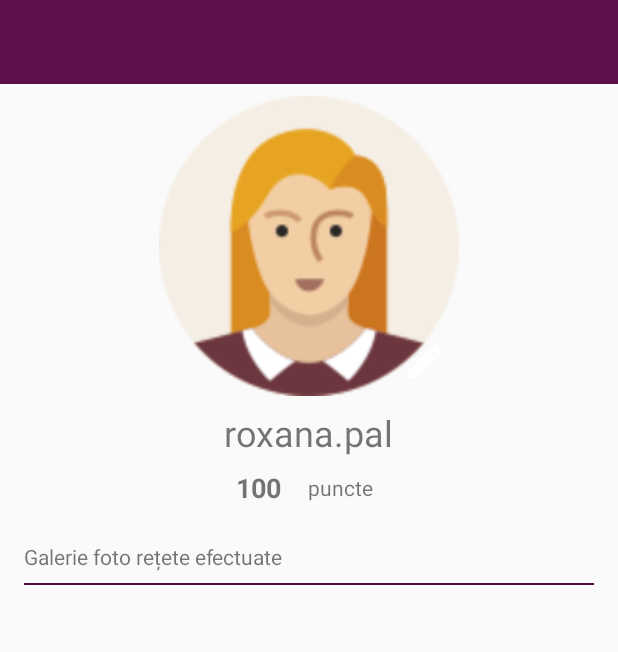
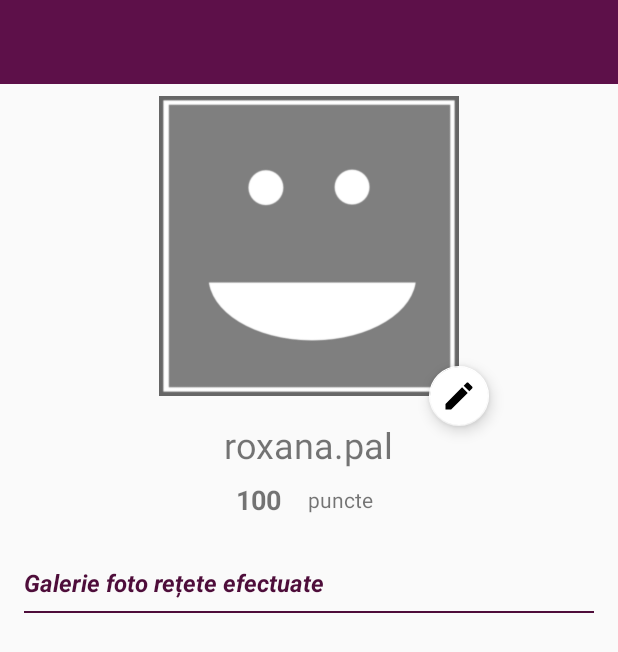
Before and after one commit to roxanapal/BScCookingApp, an Android app: the layout activity_profile.xml on its own in the app's theme, with its tools: preview values and no code run, on a phone screen of 412 x 824 dp. Shown: the top 652 px of the screen. Run offline under Robolectric (Android 15) with nearby library versions, the phone set to English and light mode, and no system bars.

Commit message:
Ready for presentation.

```diff
--- a/app/src/main/AndroidManifest.xml
+++ b/app/src/main/AndroidManifest.xml
@@ -58,7 +58,7 @@
         <activity
             android:name=".FeedbackActivity"
             android:parentActivityName=".MainActivity" />
-        <activity android:name=".UploadPhototActivity" />
+        <activity android:name=".UploadPhotoActivity" />
     </application>
 
 </manifest>
--- a/app/src/main/java/com/easy/cooking/learneat/MainActivity.java
+++ b/app/src/main/java/com/easy/cooking/learneat/MainActivity.java
@@ -63,7 +63,7 @@ public class MainActivity extends AppCompatActivity {
 
     private List<Recipe> recipes = new ArrayList<>();
     private RecipeAdapter adapter;
-    private User user;
+    public static User user;
     private FirebaseUser firebaseUser;
 
     private View headerView;
--- a/app/src/main/java/com/easy/cooking/learneat/StepActivity.java
+++ b/app/src/main/java/com/easy/cooking/learneat/StepActivity.java
@@ -2,14 +2,11 @@ package com.easy.cooking.learneat;
 
 import android.content.Intent;
 import android.os.Bundle;
-import android.os.Parcelable;
-import android.os.PersistableBundle;
 import android.support.annotation.Nullable;
 import android.support.v4.app.FragmentManager;
 import android.support.v7.app.AppCompatActivity;
 import android.support.v7.widget.Toolbar;
 import android.view.MenuItem;
-import android.widget.TextView;
 import android.widget.Toast;
 
 import com.easy.cooking.learneat.models.Recipe;
@@ -78,7 +75,7 @@ public class StepActivity extends AppCompatActivity implements StepFragment.OnFr
 
             switchFragment(nextStep);
         } else {
-            Intent uploadPhototIntent = new Intent(StepActivity.this, UploadPhototActivity.class);
+            Intent uploadPhototIntent = new Intent(StepActivity.this, UploadPhotoActivity.class);
             uploadPhototIntent.putExtra(Constants.EXTRA_RECIPE, recipe);
             startActivity(uploadPhototIntent);
             finish();
--- /dev/null
+++ b/app/src/main/res/drawable/ic_edit_black_24dp.xml
@@ -0,0 +1,9 @@
+<vector xmlns:android="http://schemas.android.com/apk/res/android"
+        android:width="24dp"
+        android:height="24dp"
+        android:viewportWidth="24.0"
+        android:viewportHeight="24.0">
+    <path
+        android:fillColor="#FF000000"
+        android:pathData="M3,17.25V21h3.75L17.81,9.94l-3.75,-3.75L3,17.25zM20.71,7.04c0.39,-0.39 0.39,-1.02 0,-1.41l-2.34,-2.34c-0.39,-0.39 -1.02,-0.39 -1.41,0l-1.83,1.83 3.75,3.75 1.83,-1.83z"/>
+</vector>
--- a/app/src/main/res/layout/activity_profile.xml
+++ b/app/src/main/res/layout/activity_profile.xml
@@ -28,27 +28,31 @@
                 android:layout_height="@dimen/iv_profile_height"
                 android:layout_marginTop="8dp"
                 android:scaleType="centerCrop"
-                android:src="@drawable/avatar_female"
+                tools:src="@drawable/userprofile"
                 app:layout_constraintEnd_toEndOf="parent"
                 app:layout_constraintStart_toStartOf="parent"
                 app:layout_constraintTop_toTopOf="parent" />
 
-            <ImageView
-                android:id="@+id/iv_icon_edit"
-                android:layout_width="30dp"
-                android:layout_height="30dp"
-                android:layout_marginBottom="8dp"
-                android:layout_marginEnd="8dp"
-                android:src="@drawable/ic_action_edit"
+            <android.support.design.widget.FloatingActionButton
+                android:id="@+id/fab_edit"
+                android:layout_width="wrap_content"
+                android:layout_height="wrap_content"
+                android:layout_marginStart="8dp"
+                android:src="@drawable/ic_edit_black_24dp"
+                app:backgroundTint="@android:color/white"
+                app:layout_goneMarginStart="@dimen/margin_xlarge"
+                app:fabSize="mini"
                 app:layout_constraintBottom_toBottomOf="@+id/iv_profile_picture"
-                app:layout_constraintEnd_toEndOf="@+id/iv_profile_picture" />
+                app:layout_constraintEnd_toEndOf="@+id/iv_profile_picture"
+                app:layout_constraintStart_toEndOf="@+id/iv_profile_picture"
+                app:layout_constraintTop_toBottomOf="@+id/iv_profile_picture" />
 
             <TextView
                 android:id="@+id/tv_profile_username"
                 android:layout_width="wrap_content"
                 android:layout_height="wrap_content"
-                android:layout_marginTop="8dp"
-                android:text="roxana.pal"
+                android:layout_marginTop="@dimen/margin_large"
+                tools:text="roxana.pal"
                 android:textSize="@dimen/font_size_headline"
                 app:layout_constraintEnd_toEndOf="@+id/iv_profile_picture"
                 app:layout_constraintStart_toStartOf="@+id/iv_profile_picture"
@@ -81,8 +85,11 @@
                 android:layout_width="wrap_content"
                 android:layout_height="wrap_content"
                 android:layout_marginStart="8dp"
-                android:layout_marginTop="@dimen/margin_large"
+                android:layout_marginTop="@dimen/margin_xlarge"
                 android:padding="@dimen/padding_default"
+                android:textStyle="bold|italic"
+                android:textSize="@dimen/font_size_subhead"
+                android:textColor="@color/colorPrimaryDark"
                 android:text="@string/profile_gallery_photo_label"
                 app:layout_constraintStart_toStartOf="parent"
                 app:layout_constraintTop_toBottomOf="@+id/tv_profile_points" />
--- a/app/src/main/res/layout/activity_upload_photo.xml
+++ b/app/src/main/res/layout/activity_upload_photo.xml
@@ -5,7 +5,7 @@
     android:layout_width="match_parent"
     android:layout_height="match_parent"
     android:orientation="vertical"
-    tools:context=".UploadPhototActivity">
+    tools:context=".UploadPhotoActivity">
 
     <android.support.v7.widget.Toolbar
         android:id="@+id/upload_photo_toolbar"
--- a/app/src/main/res/values/strings.xml
+++ b/app/src/main/res/values/strings.xml
@@ -65,4 +65,7 @@
     <string name="feedback_hint_subject">Subiect</string>
     <string name="feedback_owner_email">roxanac.pal@gmail.com</string>
 
+    <string name="error_uri">Eroare uri</string>
+    <string name="error_upload">Upload cu eroare</string>
+
 </resources>
```
Also changed, not shown: app/src/main/java/com/easy/cooking/learneat/ProfileActivity.java (+12 -8 lines), app/src/main/java/com/easy/cooking/learneat/UploadPhotoActivity.java (renamed from app/src/main/java/com/easy/cooking/learneat/UploadPhototActivity.java, +4 -3 lines), app/src/main/java/com/easy/cooking/learneat/adapters/AdviceAdapter.java (+18 -2 lines), app/src/main/java/com/easy/cooking/learneat/firebase/FirebaseController.java (+2 -14 lines), app/src/main/res/layout/header_drawer_layout.xml (+4 -3 lines), app/src/main/res/layout/item_advice.xml (+15 -0 lines), app/src/main/res/layout/item_ingredient.xml (+16 -2 lines), app/src/main/res/drawable/ic_action_edit.png (deleted), app/src/main/res/drawable/ic_chefs.png, app/src/main/res/drawable/userprofile.png.
